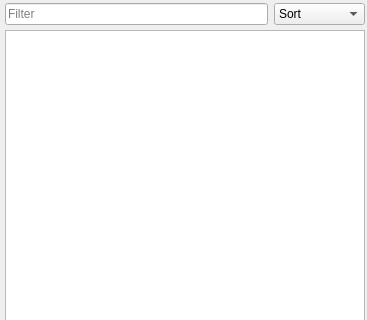
First picture: the form in mpfmonitor/core/ui/searchable_table.ui, repository missionpinball/mpf-monitor, before the edit; both pictures show x 0 to 367 and y 0 to 320 of the 367 by 500 pixel window.
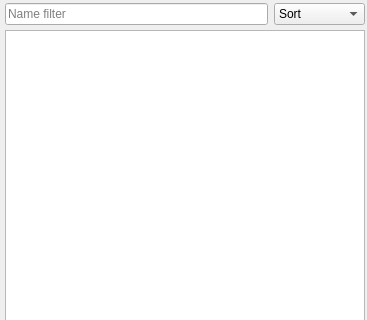
Second picture: the form after the edit.

Patch:
```diff
--- a/mpfmonitor/core/ui/searchable_table.ui
+++ b/mpfmonitor/core/ui/searchable_table.ui
@@ -37,7 +37,7 @@
         <string/>
        </property>
        <property name="placeholderText">
-        <string>Filter</string>
+        <string>Name filter</string>
        </property>
        <property name="clearButtonEnabled">
         <bool>true</bool>
```
